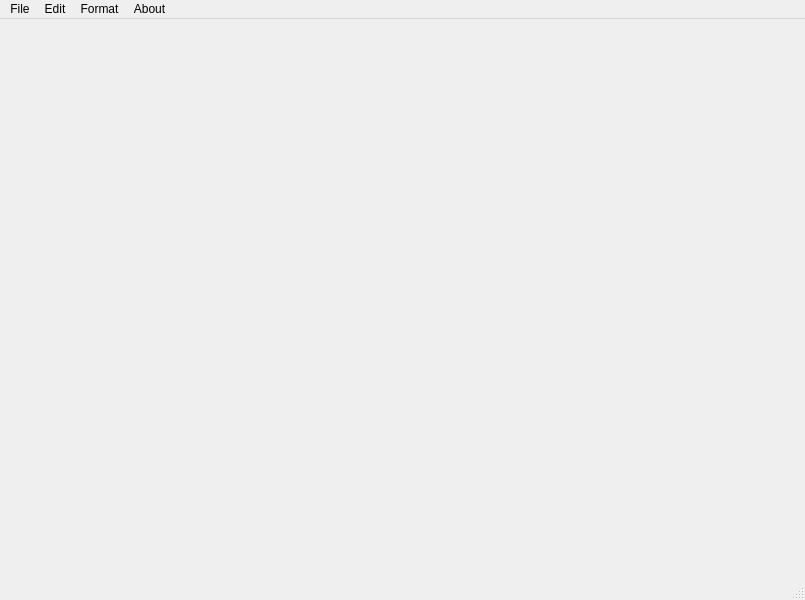
Above: ui/untitledMain.ui from youcefaidoun/NotepadDemoPyQt6 before the change. Below: the same form after it.
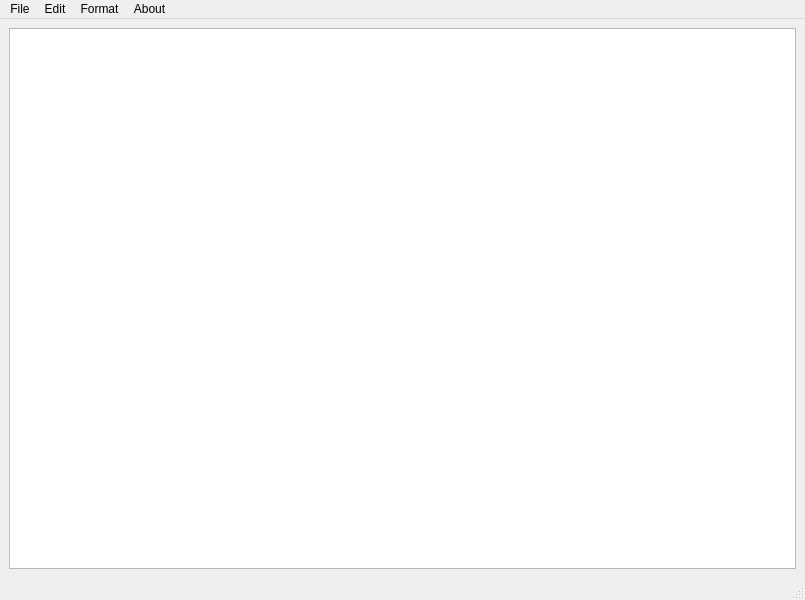
That is the form after the change. Icons and pictures are not drawn.

```diff
--- a/ui/untitledMain.ui
+++ b/ui/untitledMain.ui
@@ -13,7 +13,13 @@
   <property name="windowTitle">
    <string>MainWindow</string>
   </property>
-  <widget class="QWidget" name="centralwidget"/>
+  <widget class="QWidget" name="centralwidget">
+   <layout class="QVBoxLayout" name="verticalLayout">
+    <item>
+     <widget class="QTextEdit" name="textEdit"/>
+    </item>
+   </layout>
+  </widget>
   <widget class="QMenuBar" name="menubar">
    <property name="geometry">
     <rect>
```
Left out of the diff: 100 changed lines with no effect on the pictures.
